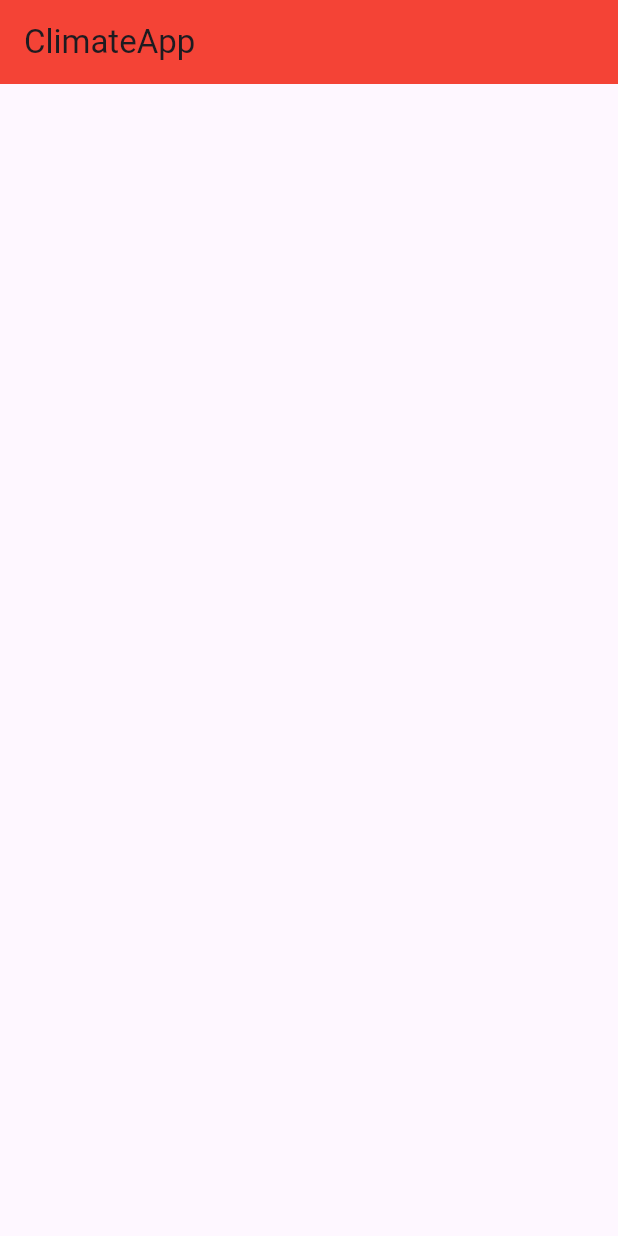
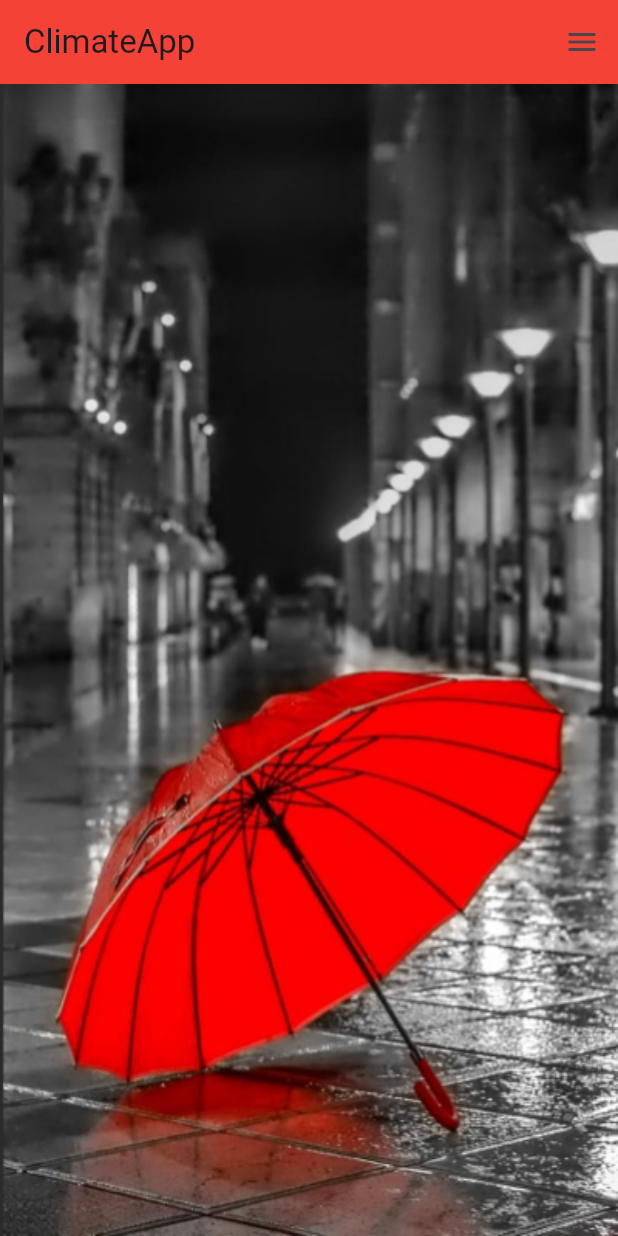
Before and after one commit to haseeb009009/flutterapps, a Flutter app: the Climate screen opened directly, on a phone screen of 412 x 824 dp. Run offline on Flutter 3.47's test engine with Material 3 defaults, Android fonts, the phone set to English and light mode, and no system bars; our stand-ins replace audioplayers, flutter_colorpicker.

Commit message:
video 3 (images)
in this video we have added background image

```diff
--- a/weather/lib/main.dart
+++ b/weather/lib/main.dart
@@ -1,9 +1,10 @@
 import 'package:flutter/material.dart';
+// ignore: unused_import
 import '../ui/climatefile.dart';
 
 void main() {
   runApp(const MaterialApp(
     title: 'Climate',
-    home: Text('Climate()'),
+    home: Climate(),
   ));
 }
--- a/weather/lib/ui/climatefile.dart
+++ b/weather/lib/ui/climatefile.dart
@@ -14,11 +14,23 @@ class _ClimateState extends State<Climate> {
       appBar: AppBar(
         title: const Text('ClimateApp'),
         backgroundColor: Colors.red,
-        actions: <widget>[
+        actions: <Widget>[
           IconButton(
-            icon: Icon(icon.menu),
+            icon: const Icon(Icons.menu),
             onPressed: () => print('clicked'),
           ),
+        ],
+      ),
+      body: const Stack(
+        children: [
+          Center(
+            child: Image(
+              image: AssetImage('images/umbrella.png'),
+              height: 1200.0,
+              width: 600.0,
+              fit: BoxFit.fill,
+            ),
+          )
         ],
       ),
     );
```
Also changed, not shown: weather/pubspec.yaml (+5 -3 lines), weather/images/light_rain.png (added), weather/images/umbrella.png (added), weather/images/white_snow.png (added), 1 other file.
